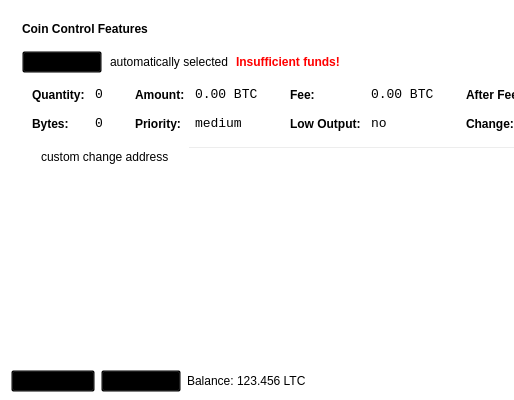
Crypto-Currency/Emerald-OLD---DO-NOT-USE, file src/qt/forms/sendcoinsdialog.ui: the form before one commit; both pictures show x 0 to 514 and y 0 to 400 of the 850 by 400 pixel window.
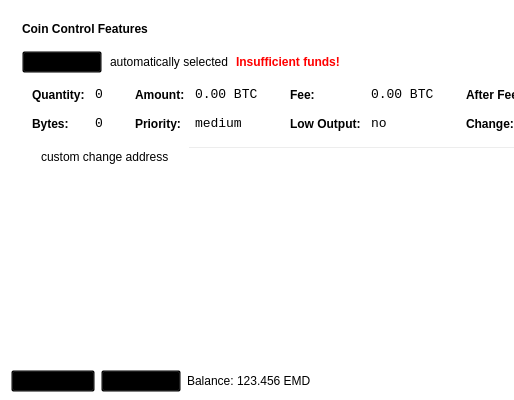
The form after the commit. Icons and pictures are not drawn.

The edit to the form file:
```diff
--- a/src/qt/forms/sendcoinsdialog.ui
+++ b/src/qt/forms/sendcoinsdialog.ui
@@ -728,7 +728,7 @@
           <cursorShape>IBeamCursor</cursorShape>
          </property>
          <property name="text">
-          <string>123.456 LTC</string>
+          <string>123.456 EMD</string>
          </property>
          <property name="textInteractionFlags">
           <set>Qt::LinksAccessibleByMouse|Qt::TextSelectableByKeyboard|Qt::TextSelectableByMouse</set>
```
